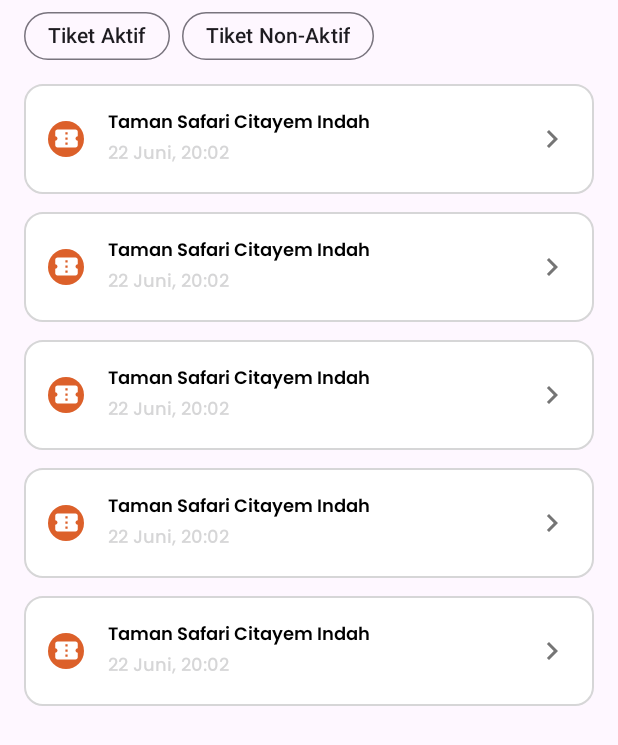
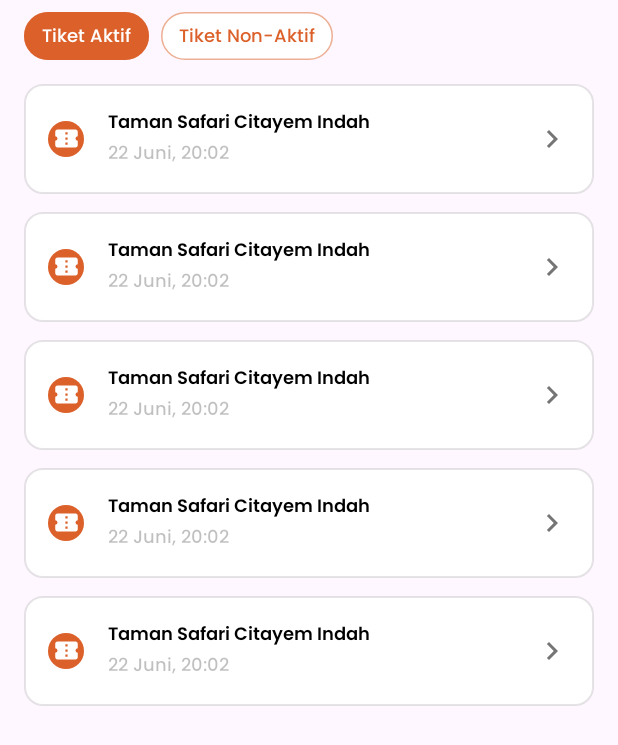
Before and after one commit to Wisnu-C23-PS427/android-wisnu, an Android app: the layout content_ticket_list.xml on its own in the app's theme, with its tools: preview values and no code run, on a phone screen of 412 x 824 dp. Shown: the top 745 px of the screen. Run offline under Robolectric (Android 15) with nearby library versions, the phone set to English and light mode, and no system bars.

Commit message:
UI Adjustment

```diff
--- /dev/null
+++ b/app/src/main/res/color/chip_background_color_state.xml
@@ -0,0 +1,7 @@
+<?xml version="1.0" encoding="utf-8"?>
+<selector xmlns:android="http://schemas.android.com/apk/res/android">
+    <item android:state_checked="true"
+        android:color="@color/primary" />
+    <item android:state_checked="false"
+        android:color="@color/white" />
+</selector>
--- /dev/null
+++ b/app/src/main/res/color/chip_text_color_state.xml
@@ -0,0 +1,7 @@
+<?xml version="1.0" encoding="utf-8"?>
+<selector xmlns:android="http://schemas.android.com/apk/res/android">
+    <item android:state_checked="true"
+        android:color="@color/white" />
+    <item android:state_checked="false"
+        android:color="@color/primary" />
+</selector>
--- a/app/src/main/res/drawable/chip_state.xml
+++ /dev/null
@@ -1,5 +0,0 @@
-<?xml version="1.0" encoding="utf-8"?>
-<selector xmlns:android="http://schemas.android.com/apk/res/android">
-    <item android:color="@color/primary" android:textColor="@color/white" android:state_checked="true" />
-    <item android:color="@color/white" android:textColor="@color/primary" />
-</selector>
--- a/app/src/main/res/drawable/shape_border.xml
+++ b/app/src/main/res/drawable/shape_border.xml
@@ -7,5 +7,5 @@
     <solid android:color="@android:color/white" />
     <stroke
         android:width="1dip"
-        android:color="@color/light_grey" />
+        android:color="@color/black_10" />
 </shape>
--- a/app/src/main/res/drawable/shape_circle_primary.xml
+++ b/app/src/main/res/drawable/shape_circle_primary.xml
@@ -2,5 +2,5 @@
 <shape xmlns:android="http://schemas.android.com/apk/res/android"
     android:shape="oval">
     <solid
-        android:color="#DC602A"/>
+        android:color="@color/primary"/>
 </shape>
--- a/app/src/main/res/layout/content_ticket_list.xml
+++ b/app/src/main/res/layout/content_ticket_list.xml
@@ -18,12 +18,18 @@
             android:id="@+id/chip_active"
             android:layout_width="wrap_content"
             android:layout_height="wrap_content"
+            style="@style/WisnuChip"
+            android:textAppearance="@style/WisnuChip"
+            tools:checked="true"
             android:text="@string/active_ticket" />
 
         <com.google.android.material.chip.Chip
             android:id="@+id/chip_expired"
             android:layout_width="wrap_content"
             android:layout_height="wrap_content"
+            style="@style/WisnuChip"
+            android:textAppearance="@style/WisnuChip"
+            tools:checked="false"
             android:text="@string/expired_ticket" />
     </com.google.android.material.chip.ChipGroup>
 
--- a/app/src/main/res/layout/item_ticket.xml
+++ b/app/src/main/res/layout/item_ticket.xml
@@ -27,7 +27,7 @@
         android:layout_height="wrap_content"
         android:layout_marginBottom="16dp"
         android:fontFamily="@font/poppins_medium"
-        android:textColor="@color/grey"
+        android:textColor="@color/black_25"
         android:textSize="12sp"
         app:layout_constraintBottom_toBottomOf="parent"
         app:layout_constraintStart_toStartOf="@+id/text_ticket_name"
--- a/app/src/main/res/values/themes.xml
+++ b/app/src/main/res/values/themes.xml
@@ -7,4 +7,13 @@
     </style>
 
     <style name="Theme.Wisnu" parent="Base.Theme.Wisnu" />
+
+    <style name="WisnuChip" parent="@style/Widget.MaterialComponents.Chip.Choice">
+        <item name="chipBackgroundColor">@color/chip_background_color_state</item>
+        <item name="chipStrokeColor">@color/primary_50</item>
+        <item name="chipStrokeWidth">1dip</item>
+        <item name="android:textColor">@color/chip_text_color_state</item>
+        <item name="android:fontFamily">@font/poppins_medium</item>
+        <item name="android:textSize">12sp</item>
+    </style>
 </resources>
```
Also changed, not shown: app/src/main/res/layout/fragment_ticket_list.xml (+6 -6 lines).
